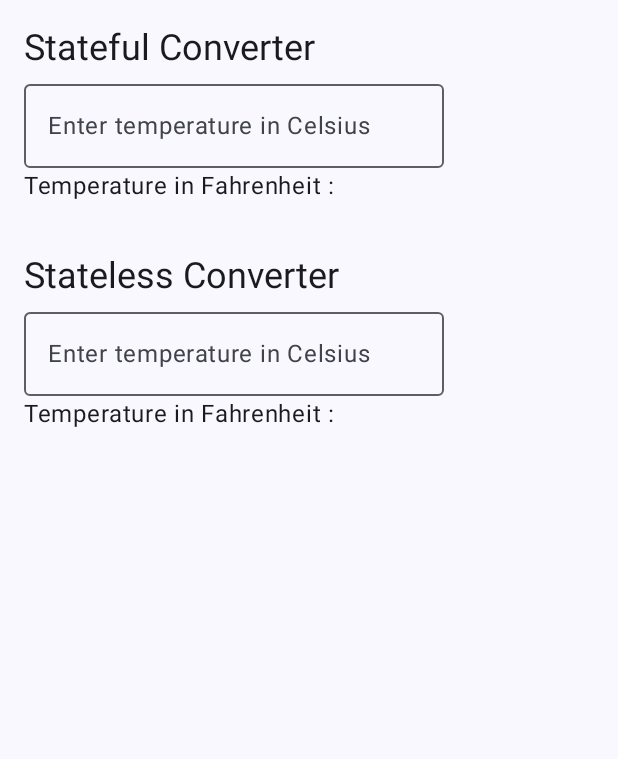
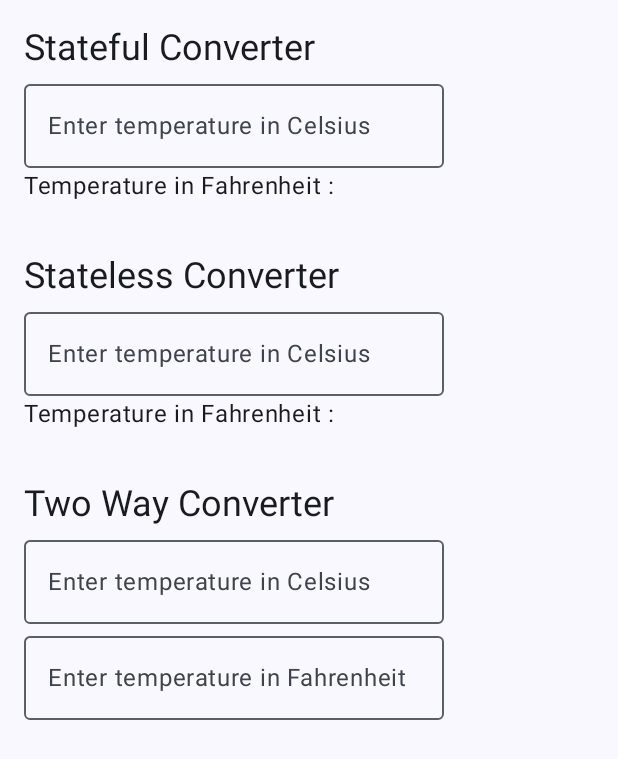
Before and after one commit to abdanzakialifian/Jetpack-Compose, an Android app built with Jetpack Compose: the screen it shows after launch (TemperatureConverterActivity), on a phone screen of 412 x 824 dp. Shown: the top 759 px of the screen. Run offline under Robolectric (Android 15) with nearby library versions, the phone set to English and light mode, and no system bars.

Commit message:
Add two way converter input

```diff
--- a/app/src/main/java/com/compose/jetpackcompose/TemperatureConverterActivity.kt
+++ b/app/src/main/java/com/compose/jetpackcompose/TemperatureConverterActivity.kt
@@ -23,6 +23,7 @@ import androidx.compose.ui.tooling.preview.Devices
 import androidx.compose.ui.tooling.preview.Preview
 import androidx.compose.ui.unit.dp
 import com.compose.jetpackcompose.ui.theme.JetpackComposeTheme
+import com.compose.jetpackcompose.utils.Scale
 
 class TemperatureConverterActivity : ComponentActivity() {
     override fun onCreate(savedInstanceState: Bundle?) {
@@ -94,10 +95,54 @@ fun StatelessTemperatureConverter(
     }
 }
 
-private fun convertToFahrenheit(celsius: String) =
-    celsius.toDoubleOrNull()?.let {
-        (it * 9 / 5) + 32
-    }.toString()
+@Composable
+fun TwoWayConverter(modifier: Modifier = Modifier) {
+    var celsius by remember {
+        mutableStateOf("")
+    }
+    var fahrenheit by remember {
+        mutableStateOf("")
+    }
+
+    Column(modifier = modifier.padding(16.dp)) {
+        Text(
+            text = stringResource(id = R.string.two_way_converter),
+            style = MaterialTheme.typography.headlineSmall
+        )
+        GeneralTemperatureInput(scale = Scale.CELSIUS, input = celsius, onValueChange = { value ->
+            celsius = value
+            fahrenheit = convertToFahrenheit(value)
+        })
+        GeneralTemperatureInput(scale = Scale.FAHRENHEIT, input = fahrenheit, onValueChange = { value ->
+            fahrenheit = value
+            celsius = convertToCelsius(value)
+        })
+    }
+}
+
+@Composable
+fun GeneralTemperatureInput(
+    scale: Scale, input: String, onValueChange: (String) -> Unit, modifier: Modifier = Modifier
+) {
+    Column(modifier) {
+        OutlinedTextField(
+            value = input,
+            label = {
+                Text(text = stringResource(id = R.string.enter_temperature, scale.scaleName))
+            },
+            keyboardOptions = KeyboardOptions(keyboardType = KeyboardType.Number),
+            onValueChange = onValueChange,
+        )
+    }
+}
+
+private fun convertToFahrenheit(celsius: String) = celsius.toDoubleOrNull()?.let {
+    (it * 9 / 5) + 32
+}.toString()
+
+private fun convertToCelsius(fahrenheit: String) = fahrenheit.toDoubleOrNull()?.let {
+    (it - 32) * 5 / 9
+}.toString()
 
 @Composable
 fun TemperatureConverterApp(modifier: Modifier = Modifier) {
@@ -118,6 +163,7 @@ fun TemperatureConverterApp(modifier: Modifier = Modifier) {
                 input = value
                 output = convertToFahrenheit(value)
             })
+        TwoWayConverter()
     }
 }
 
--- /dev/null
+++ b/app/src/main/java/com/compose/jetpackcompose/utils/Scale.kt
@@ -0,0 +1,6 @@
+package com.compose.jetpackcompose.utils
+
+enum class Scale(val scaleName: String) {
+    CELSIUS("Celsius"),
+    FAHRENHEIT("Fahrenheit")
+}
```
